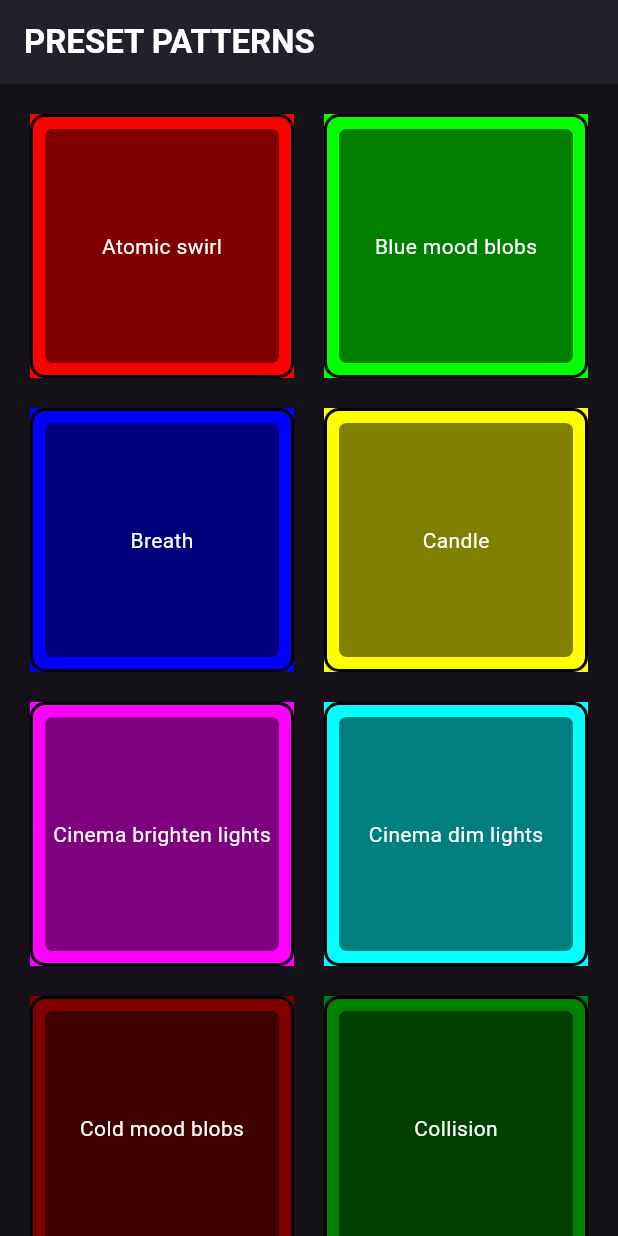
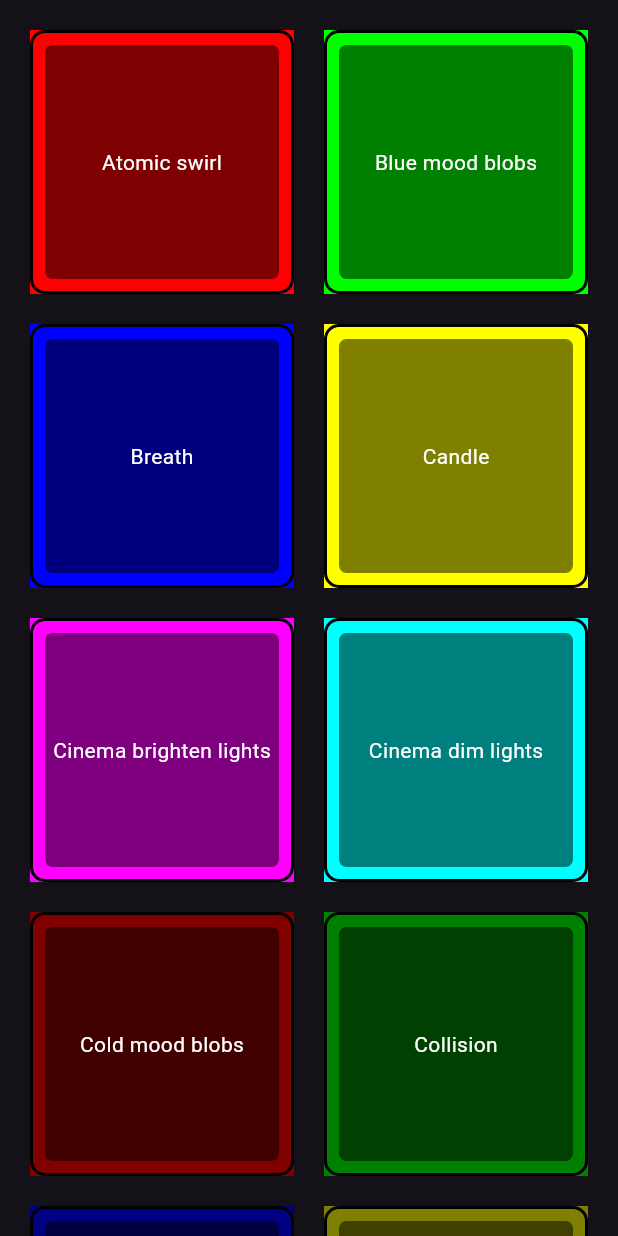
Before and after one commit to HanifMDjamiludin/LuminaSYNC, a Flutter app: the PresetPatterns screen opened directly, on a phone screen of 412 x 824 dp. Run offline on Flutter 3.47's test engine with Material 3 defaults, Android fonts, the light colour scheme and no system bars; our stand-ins replace firebase_auth, firebase_core, google_fonts, google_sign_in, shared_preferences; missing offline and left inert: flutter_hsvcolor_picker; accounts and stored records are empty; network calls fail.

Commit message:
Minor UI Cleanup

```diff
--- a/luminasyncflutter/lib/preset_patterns.dart
+++ b/luminasyncflutter/lib/preset_patterns.dart
@@ -52,14 +52,14 @@ class _PresetPatternsState extends State<PresetPatterns> {
   @override
   Widget build(BuildContext context) {
     return Scaffold(
-      appBar: AppBar(
-        title: Text(
-          'PRESET PATTERNS',
-          style: TextStyle(fontWeight: FontWeight.bold, color: Colors.white),
-        ),
-        backgroundColor: Colors.black54,
-        elevation: 10,
-      ),
+    //   appBar: AppBar(
+    //     title: Text(
+    //       'PRESET PATTERNS',
+    //       style: TextStyle(fontWeight: FontWeight.bold, color: Colors.white),
+    //     ),
+    //     backgroundColor: Colors.black54,
+    //     elevation: 10,
+    //   ),
       body: FutureBuilder<List<LightingPattern>>(
         future: loadPatterns(),
         builder: (context, snapshot) {
```
